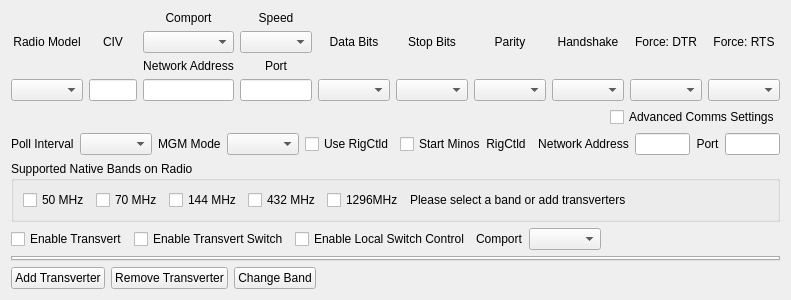
Before: the Qt Designer form mqt/MqtRigControl/rigsetupform.ui in Rsclub22/Minos2-Mirror, drawn with Qt 5.
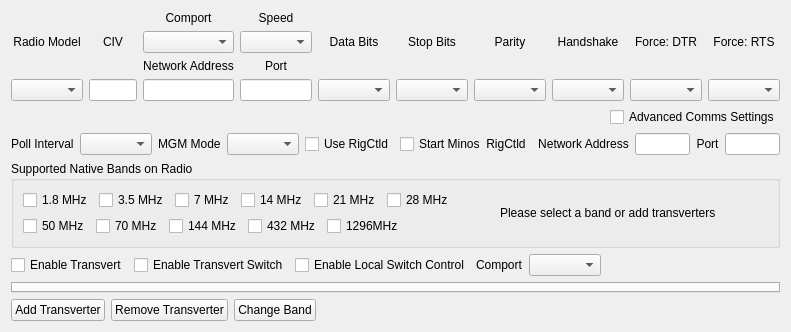
After: the same form once the commit is applied. Custom widgets are drawn as their Qt base class.

Diff of the .ui file:
```diff
--- a/mqt/MqtRigControl/rigsetupform.ui
+++ b/mqt/MqtRigControl/rigsetupform.ui
@@ -7,13 +7,13 @@
     <x>0</x>
     <y>0</y>
     <width>791</width>
-    <height>300</height>
+    <height>332</height>
    </rect>
   </property>
   <property name="windowTitle">
    <string/>
   </property>
-  <layout class="QVBoxLayout" name="verticalLayout_6">
+  <layout class="QVBoxLayout" name="verticalLayout_7">
    <item>
     <layout class="QVBoxLayout" name="verticalLayout_5">
      <item>
@@ -372,6 +372,69 @@
      </property>
      <layout class="QHBoxLayout" name="horizontalLayout_3">
       <item>
+       <layout class="QHBoxLayout" name="horizontalLayout_8">
+        <item>
+         <layout class="QVBoxLayout" name="verticalLayout_6">
+          <item>
+           <layout class="QHBoxLayout" name="horizontalLayout_7">
+            <item>
+             <widget class="QCheckBox" name="sup1_8MhzChkbox">
+              <property name="text">
+               <string>1.8 MHz</string>
+              </property>
+             </widget>
+            </item>
+            <item>
+             <widget class="QCheckBox" name="sup3_5MhzChkbox">
+              <property name="text">
+               <string>3.5 MHz</string>
+              </property>
+             </widget>
+            </item>
+            <item>
+             <widget class="QCheckBox" name="sup7MhzChkbox">
+              <property name="text">
+               <string>7 MHz</string>
+              </property>
+             </widget>
+            </item>
+            <item>
+             <widget class="QCheckBox" name="sup14MhzChkbox">
+              <property name="text">
+               <string>14 MHz</string>
+              </property>
+             </widget>
+            </item>
+            <item>
+             <widget class="QCheckBox" name="sup21MhzChkbox">
+              <property name="text">
+               <string>21 MHz</string>
+              </property>
+             </widget>
+            </item>
+            <item>
+             <widget class="QCheckBox" name="sup28MhzChkbox">
+              <property name="text">
+               <string>28 MHz</string>
+              </property>
+             </widget>
+            </item>
+            <item>
+             <spacer name="horizontalSpacer_5">
+              <property name="orientation">
+               <enum>Qt::Horizontal</enum>
+              </property>
+              <property name="sizeHint" stdset="0">
+               <size>
+                <width>40</width>
+                <height>20</height>
+               </size>
+              </property>
+             </spacer>
+            </item>
+           </layout>
+          </item>
+          <item>
        <layout class="QHBoxLayout" name="horizontalLayout_4">
         <item>
          <widget class="QCheckBox" name="sup50MhzChkbox">
@@ -409,6 +472,23 @@
          </widget>
         </item>
         <item>
+             <spacer name="horizontalSpacer_3">
+              <property name="orientation">
+               <enum>Qt::Horizontal</enum>
+              </property>
+              <property name="sizeHint" stdset="0">
+               <size>
+                <width>40</width>
+                <height>20</height>
+               </size>
+              </property>
+             </spacer>
+            </item>
+           </layout>
+          </item>
+         </layout>
+        </item>
+        <item>
          <widget class="QLabel" name="nativeBandLabel">
           <property name="text">
            <string>Please select a band or add transverters</string>
@@ -416,7 +496,7 @@
          </widget>
         </item>
         <item>
-         <spacer name="horizontalSpacer_3">
+         <spacer name="horizontalSpacer_6">
           <property name="orientation">
            <enum>Qt::Horizontal</enum>
           </property>
```
Lines whose indentation alone changed are shown as unchanged.
